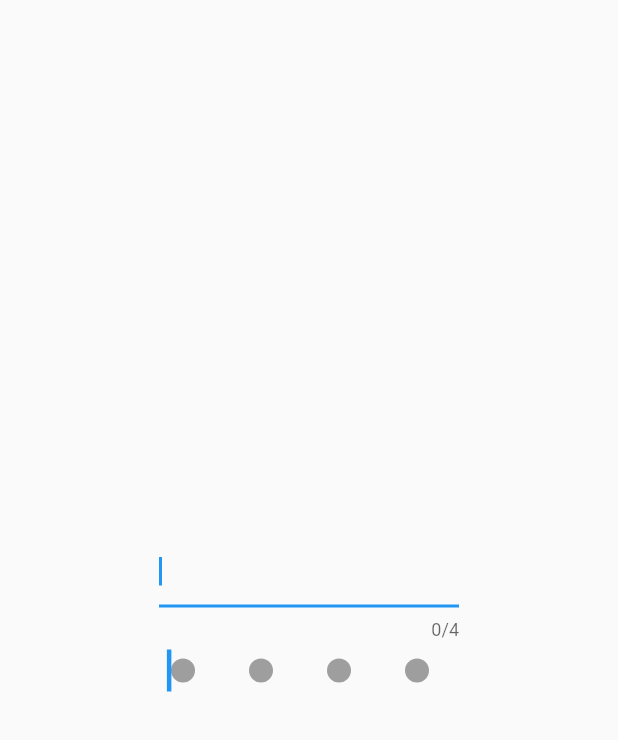
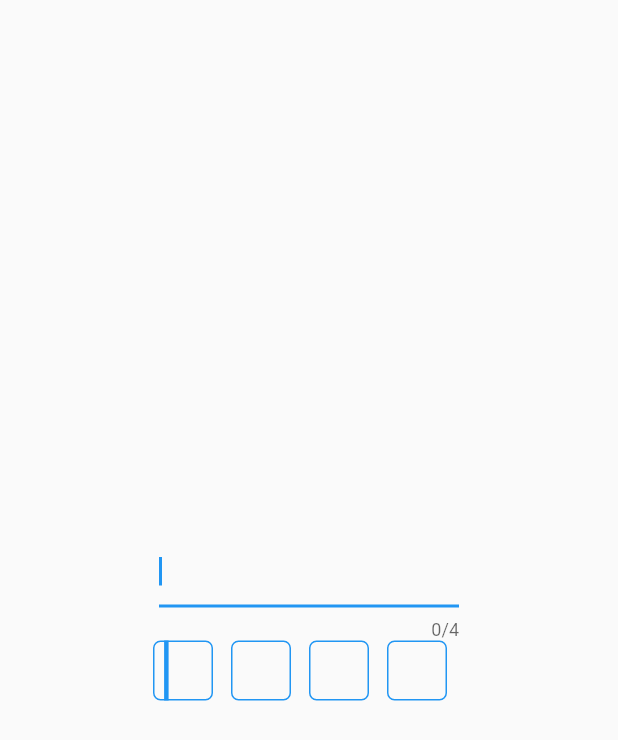
Before and after one commit to nimishbansal/ProLoggerApp, a Flutter app: the screen it shows after launch, on a phone screen of 412 x 824 dp. Shown: the top 740 px of the screen. Run offline on Flutter 3.47's test engine with Material 2 defaults, Android fonts, the phone set to English and light mode, and no system bars; our stand-ins replace shared_preferences, tuple; missing offline and left inert: ola_like_country_picker, requests, sms.

Commit message:
dimensions in otp_field

```diff
--- a/lib/library_widgets/otp_field.dart
+++ b/lib/library_widgets/otp_field.dart
@@ -73,6 +73,11 @@ class _OTPFieldState extends State<OTPField> {
 }
 
 class OTPField2 extends StatefulWidget {
+  final double boxWidth;
+  final double boxHeight;
+
+  const OTPField2({Key key, this.boxWidth=40, this.boxHeight=40}) : super(key: key);
+
   @override
   State<StatefulWidget> createState() {
     return OTPField2State();
@@ -81,6 +86,7 @@ class OTPField2 extends StatefulWidget {
 
 class BlinkingWidget extends StatefulWidget {
   final Color cursorColor;
+
 
   const BlinkingWidget({Key key, this.cursorColor = Colors.blue})
       : super(key: key);
@@ -143,7 +149,7 @@ class OTPField2State extends State<OTPField2> {
   List<Widget> otpContainersWithPadding;
   List<Widget> children = List<Widget>();
   int maxLength;
-  Widget widgetWithoutText = Container(
+  Widget widgetWithoutText1 = Container(
     child: CircleAvatar(
       backgroundColor: Colors.grey,
       radius: 8,
@@ -155,9 +161,40 @@ class OTPField2State extends State<OTPField2> {
     super.initState();
     maxLength = 4;
     for (int i = 0; i < maxLength; i++) {
-      children.add(widgetWithoutText);
+      children.add(getUnfilledBoxWithoutNo());
     }
     _handleOTPChanged('');
+  }
+  Widget getUnfilledBoxWithoutNo(){
+    return Container(
+      height: widget.boxHeight,
+      width: widget.boxWidth,
+      decoration: BoxDecoration(
+              borderRadius: BorderRadius.circular(5),
+              border: Border.all(color: Colors.blue)),
+    );
+  }
+
+  Widget getFilledBoxWithNo(String value) {
+    return Container(
+      height: widget.boxHeight,
+      width: widget.boxWidth,
+      decoration: BoxDecoration(
+          borderRadius: BorderRadius.circular(5),
+          border: Border.all(color: Colors.blue)),
+      child: Text(
+        value,
+        textAlign: TextAlign.center,
+        style: TextStyle(fontSize: 20),
+      ),
+      alignment: Alignment.center,
+    );
+
+    Text(
+      value,
+      textAlign: TextAlign.center,
+      style: TextStyle(fontSize: 20),
+    );
   }
 
   @override
@@ -183,8 +220,8 @@ class OTPField2State extends State<OTPField2> {
               (int index) {
                 if (index % 2 == 0)
                   return Container(
-                    width: 40,
-                    height: 40,
+                    width: widget.boxWidth,
+                    height: widget.boxHeight,
                     child: this.children[(index / 2).floor()],
                     alignment: Alignment.center,
                   );
@@ -206,11 +243,7 @@ class OTPField2State extends State<OTPField2> {
     setState(() {
       // loop for building filled boxes
       for (int i = 0; i < value.length; i++) {
-        Text textWidget = Text(
-          value[i],
-          textAlign: TextAlign.center,
-          style: TextStyle(fontSize: 20),
-        );
+        Widget textWidget = getFilledBoxWithNo(value[i]);
         this.children[i] = i == maxLength - 1
             ? Stack(
                 alignment: Alignment.center,
@@ -234,12 +267,12 @@ class OTPField2State extends State<OTPField2> {
 //          color: Colors.greenAccent,
           child: i == value.length
               ? Stack(alignment: Alignment.center, children: <Widget>[
-                  widgetWithoutText,
-                  Align(child: BlinkingWidget(), alignment: Alignment(-0.5, 0))
+                  getUnfilledBoxWithoutNo(),
+                  Align(child: BlinkingWidget(), alignment: Alignment(-0.6, 0))
                 ])
-              : widgetWithoutText, // i == value.length ensures blinking on focused digit box
+              : getUnfilledBoxWithoutNo(), // i == value.length ensures blinking on focused digit box
           alignment: Alignment.center,
-          padding: EdgeInsets.only(top: 6, bottom: 6),
+//          padding: EdgeInsets.only(top: 6, bottom: 6),
         );
       }
     });
```
